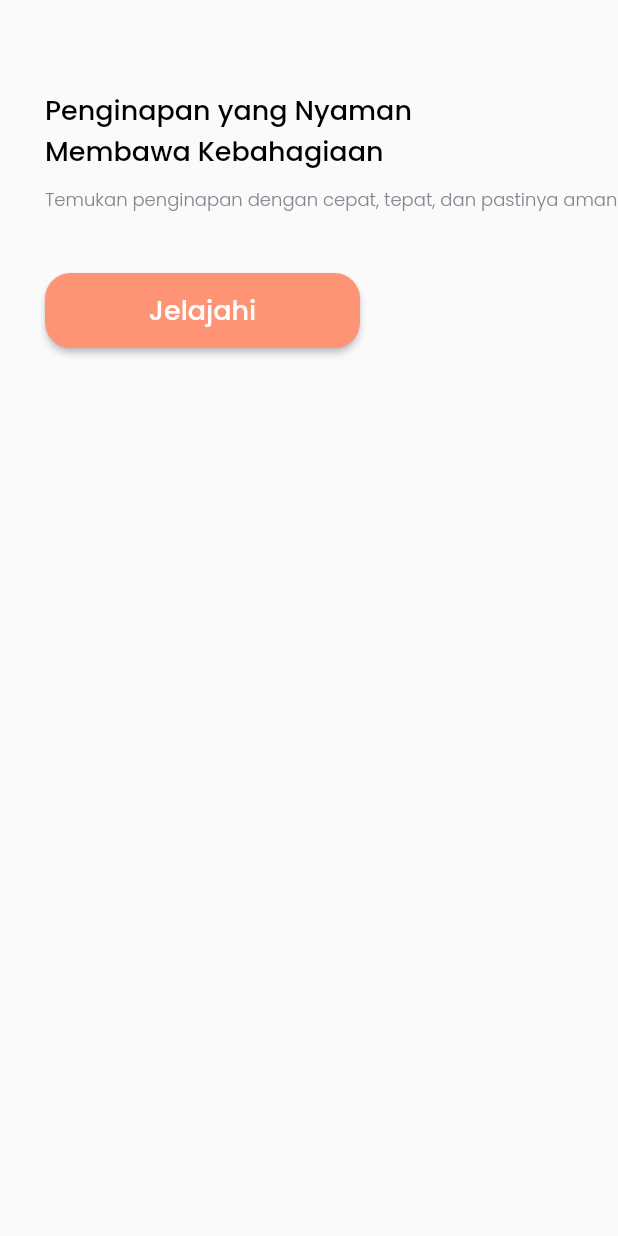
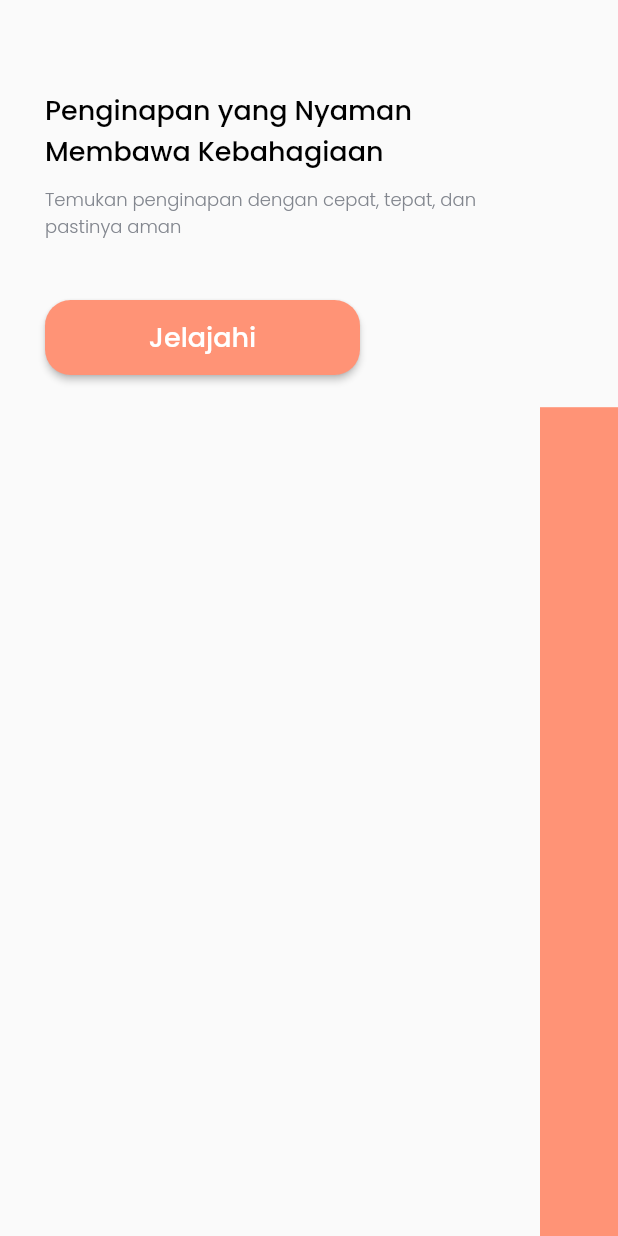
Before and after one commit to ArisandiSatria/Inner, a Flutter app: what _rowLayout() shows on an empty page, opened directly, on a phone screen of 412 x 824 dp. Run offline on Flutter 3.47's test engine with Material 2 defaults, Android fonts, the phone set to English and light mode, and no system bars; our stand-ins replace google_fonts.

Commit message:
Fixed bug when screen rotate horizontally in some screens and optimizing content layout in splash screen

```diff
--- a/lib/pages/splash_screen.dart
+++ b/lib/pages/splash_screen.dart
@@ -35,6 +35,9 @@ class _rowLayout extends StatelessWidget {
           child: Column(
             crossAxisAlignment: CrossAxisAlignment.start,
             children: [
+              Container(
+                width: 300,
+                child: Column(crossAxisAlignment: CrossAxisAlignment.start, children: [
                   Text('Penginapan yang Nyaman \nMembawa Kebahagiaan',
                       style: blackTextStyle.copyWith(fontSize: 18)),
                   SizedBox(
@@ -43,6 +46,8 @@ class _rowLayout extends StatelessWidget {
                   Text(
                     'Temukan penginapan dengan cepat, tepat, dan pastinya aman',
                     style: greyTextStyle.copyWith(fontSize: 12),
+                  ),
+                ]),
               ),
               SizedBox(
                 height: 40,
@@ -69,7 +74,9 @@ class _rowLayout extends StatelessWidget {
             ],
           ),
         ),
-        Spacer(),
+        SizedBox(
+          height: double.infinity,
+        ),
         Image.asset('assets/images/splash_img.png')
       ],
     );
```
Lines whose indentation alone changed are shown as unchanged.
